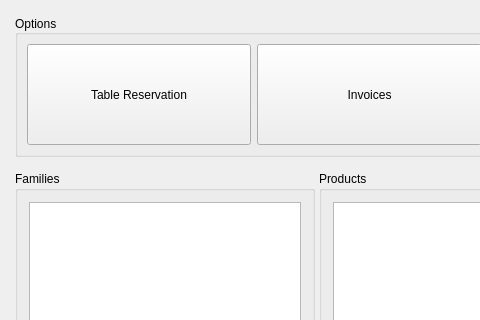
Before: the Qt Designer form penyamanager/mainwindow.ui in eguzki/penyamanager, drawn with Qt 5; both pictures show x 0 to 480 and y 0 to 320 of the 1200 by 900 pixel window.
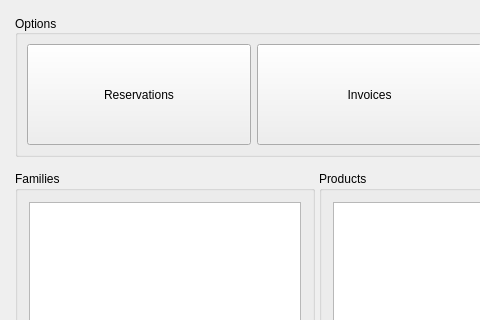
After: the same form once the commit is applied.

Commit message: [FEATURE] oven and fireplace reservation

Patch:
```diff
--- a/penyamanager/mainwindow.ui
+++ b/penyamanager/mainwindow.ui
@@ -86,7 +86,7 @@
             </sizepolicy>
            </property>
            <property name="text">
-            <string>Table Reservation</string>
+            <string>Reservations</string>
            </property>
           </widget>
          </item>
```
The commit also changes 19 other files.
